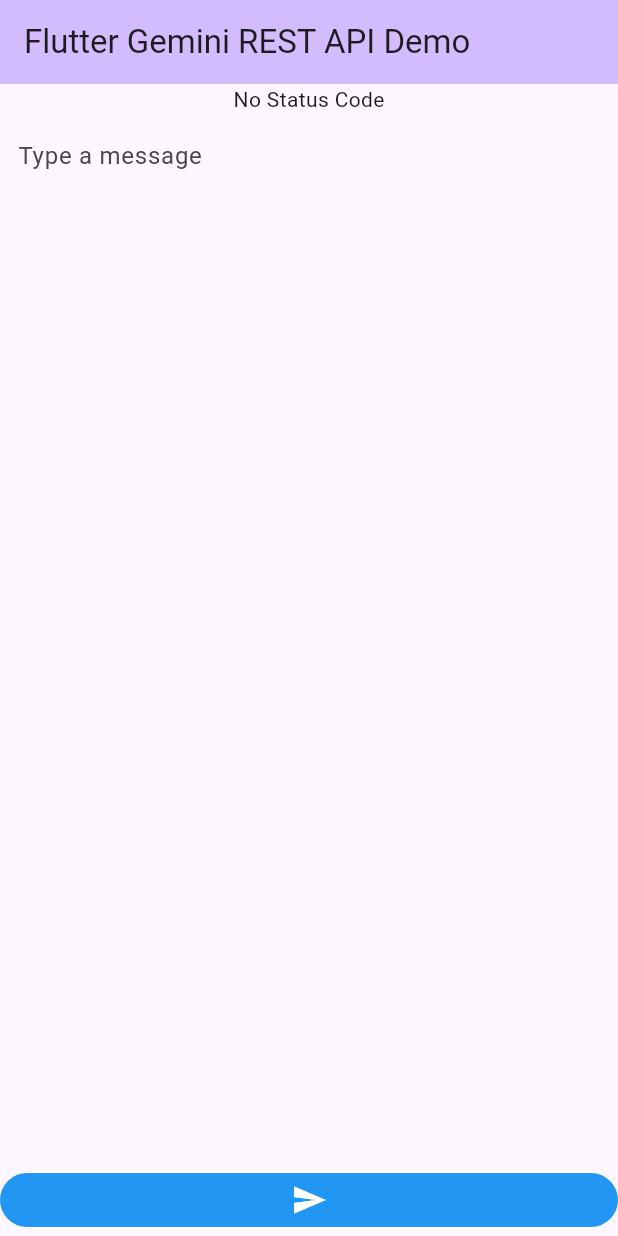
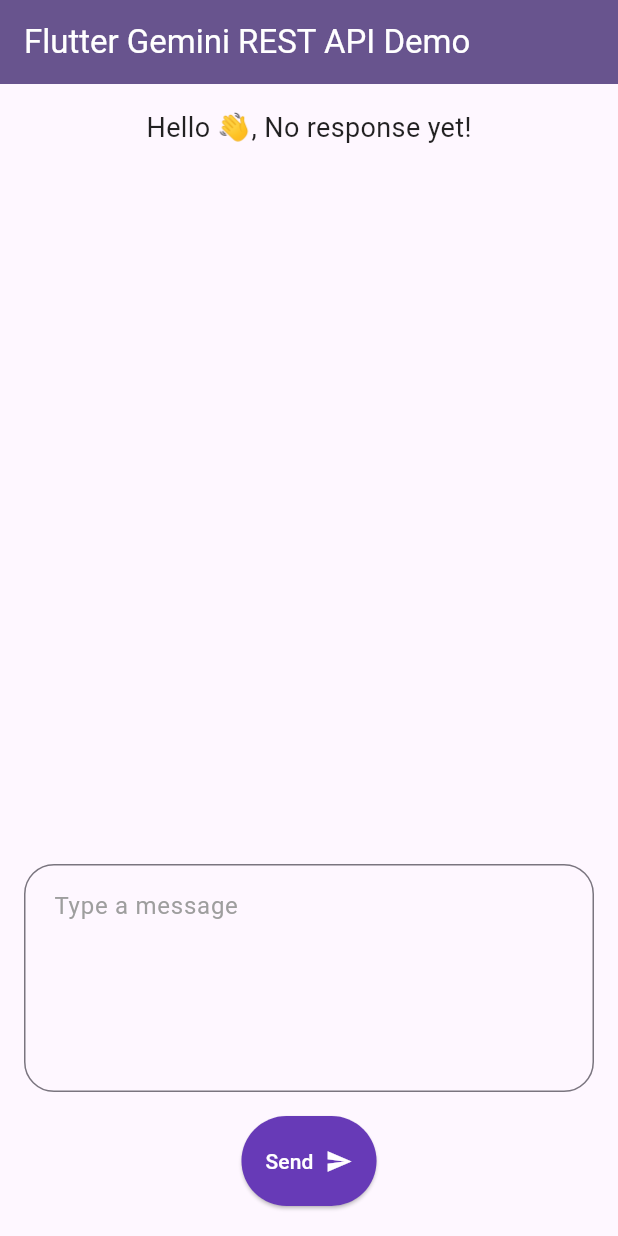
Before and after one commit to sayed3li97/Gemini-REST-API-Flutter, a Flutter app: the screen it shows after launch, on a phone screen of 412 x 824 dp. Run offline on Flutter 3.47's test engine with Material 3 defaults, Android fonts, the phone set to English and light mode, and no system bars.

Commit message:
Second Commit

```diff
--- /dev/null
+++ b/lib/Model/parts.dart
@@ -0,0 +1,15 @@
+class Parts {
+  String? text;
+
+  Parts({this.text});
+
+  Parts.fromJson(Map<String, dynamic> json) {
+    text = json['text'];
+  }
+
+  Map<String, dynamic> toJson() {
+    final Map<String, dynamic> data = new Map<String, dynamic>();
+    data['text'] = this.text;
+    return data;
+  }
+}
--- a/lib/main.dart
+++ b/lib/main.dart
@@ -1,7 +1,13 @@
 import 'dart:convert';
 
+import 'package:flutter/cupertino.dart';
 import 'package:flutter/material.dart';
 import 'package:http/http.dart' as http;
+
+import 'Model/contents.dart';
+import 'Model/parts.dart';
+import 'Model/request.dart';
+import 'Model/response.dart';
 
 void main() {
   runApp(const MyApp());
@@ -13,10 +19,24 @@
   @override
   Widget build(BuildContext context) {
     return MaterialApp(
+      debugShowCheckedModeBanner: false,
       title: 'Flutter Gemini REST API Demo',
       theme: ThemeData(
         colorScheme: ColorScheme.fromSeed(seedColor: Colors.deepPurple),
         useMaterial3: true,
+        textTheme: const TextTheme(
+          bodyMedium: TextStyle(color: Colors.black87),
+          titleLarge: TextStyle(color: Colors.white),
+        ),
+        elevatedButtonTheme: ElevatedButtonThemeData(
+          style: ElevatedButton.styleFrom(
+            shape: RoundedRectangleBorder(
+              borderRadius: BorderRadius.circular(50.0),
+            ),
+            minimumSize: const Size(88, 36),
+            padding: EdgeInsets.zero,
+          ),
+        ),
       ),
       home: const MyHomePage(title: 'Flutter Gemini REST API Demo'),
     );
@@ -32,79 +52,92 @@
 }
 
 class _MyHomePageState extends State<MyHomePage> {
-  final String GeminiAPIKey = ""; //TODO: ADD YOUR API KEY HERE
+  final String GEMINI_API_KEY = "YOUR_API_KEY_HERE"; //TODO: Replace with your actual API key
   final TextEditingController _chatController = TextEditingController();
-  String responseMessage = "No Status Code";
+  String responseMessage = "Hello 👋, No response yet!";
+  bool _isLoading = false;
 
   @override
   Widget build(BuildContext context) {
     return Scaffold(
       appBar: AppBar(
-        backgroundColor: Theme.of(context).colorScheme.inversePrimary,
-        title: Text(widget.title),
+        backgroundColor: Theme.of(context).colorScheme.primary,
+        title: Text(widget.title, style: Theme.of(context).textTheme.titleLarge),
       ),
-      body: Center(
-        child: Column(
-          mainAxisAlignment: MainAxisAlignment.center,
-          children: <Widget>[
-            Text(responseMessage),
-            Expanded(
-              child: Container(
-                decoration: const BoxDecoration(
-                  borderRadius: BorderRadius.all(Radius.circular(50.0)),
-                ),
-                child: Padding(
-                  padding: const EdgeInsets.all(4.0),
-                  child: TextField(
-                    decoration: const InputDecoration(
-                      hintText: "Type a message",
-                      border: InputBorder.none,
-                      contentPadding: EdgeInsets.all(8.0),
-                    ),
-                    controller: _chatController,
+      body: SafeArea(
+        child: Padding(
+          padding: const EdgeInsets.fromLTRB(16.0, 16.0, 16.0, 20.0),
+          child: Column(
+            mainAxisAlignment: MainAxisAlignment.spaceBetween,
+            children: [
+              _isLoading ? _buildLoadingIndicator() : Container(),
+              Expanded(
+                child: SingleChildScrollView(
+                  child: Text(
+                    responseMessage,
+                    style: const TextStyle(fontSize: 18.0),
                   ),
                 ),
               ),
-            ),
-            // const SizedBox(width: 4.0,),
-            MaterialButton(
-              onPressed: () => callGemini(),
-              shape: RoundedRectangleBorder(
-                  borderRadius: BorderRadius.circular(80.0)),
-              padding: const EdgeInsets.all(0.0),
-              child: Ink(
-                decoration: const BoxDecoration(
-                  color: Colors.blue,
-                  borderRadius: BorderRadius.all(Radius.circular(50.0)),
+              TextField(
+                controller: _chatController,
+                decoration: InputDecoration(
+                  hintText: "Type a message",
+                  hintStyle: const TextStyle(color: Colors.grey),
+                  border: OutlineInputBorder(
+                    borderRadius: BorderRadius.circular(20.0),
+                    borderSide: const BorderSide(
+                      color: Colors.deepPurple,
+                      width: 2.0,
+                    ),
+                  ),
+                  contentPadding: const EdgeInsets.all(16.0),
                 ),
-                child: Container(
-                    constraints: const BoxConstraints(
-                        minWidth: 88.0, minHeight: 36.0),
-                    alignment: Alignment.center,
-                    child: const Icon(Icons.send, color: Colors.white,)
+                maxLines: 5,
+              ),
+              Padding(
+                padding: const EdgeInsets.only(top: 16.0),
+                child: ElevatedButton.icon(
+                  onPressed: () => _callGemini(),
+                  iconAlignment: IconAlignment.end,
+                  label: const Text('Send', style: TextStyle(color: Colors.white)),
+                  icon: const Icon(Icons.send, color: Colors.white),
+                  style: ElevatedButton.styleFrom(
+                    backgroundColor: Colors.deepPurple,
+                    shape: RoundedRectangleBorder(
+                      borderRadius: BorderRadius.circular(50.0),
+                    ),
+                    padding: const EdgeInsets.symmetric(horizontal: 16.0, vertical: 20.0),
+                  ),
                 ),
               ),
-            )
-          ],
+            ],
+          ),
         ),
       ),
     );
   }
 
-  callGemini() async {
-    final url = "https://generativelanguage.googleapis.com/v1/models/gemini-pro:generateContent?key="+GeminiAPIKey;
+  Widget _buildLoadingIndicator() {
+    return const CircularProgressIndicator(color: Colors.deepPurple);
+  }
+
+  _callGemini() async {
+    setState(() {
+      _isLoading = true;
+    });
+    final url = "https://generativelanguage.googleapis.com/v1/models/gemini-pro:generateContent?key=$GEMINI_API_KEY";
     final uri = Uri.parse(url);
-    List<Map<String,String>> msg = [];
-    msg.add({"text":  _chatController.text});
-    Map<String, dynamic> request = {
-      "contents": {
-        "parts": [msg]
-      },
-    };
+    Request request = Request();
+    List<Parts> partsList = [Parts(text: _chatController.text)];
+    List<Contents> contentsList = [Contents(parts: partsList)];
+    request.contents = contentsList;
 
-    final response = await http.post(uri, body: jsonEncode(request));
+    final rawResponse = await http.post(uri, body: jsonEncode(request.toJson()));
+    Response response = Response.fromJson(jsonDecode(rawResponse.body));
     setState(() {
-      responseMessage = json.decode(response.body)["candidates"][0]["content"]["parts"][0]["text"];
+      _isLoading = false;
+      responseMessage = response.candidates!.first.content!.parts!.first.text!;
     });
   }
 }
```
Also changed, not shown: lib/Model/contents.dart (added, +24 -0 lines), lib/Model/request.dart (added, +25 -0 lines), lib/Model/response.dart (added, +137 -0 lines), pubspec.lock, 1 other file.
